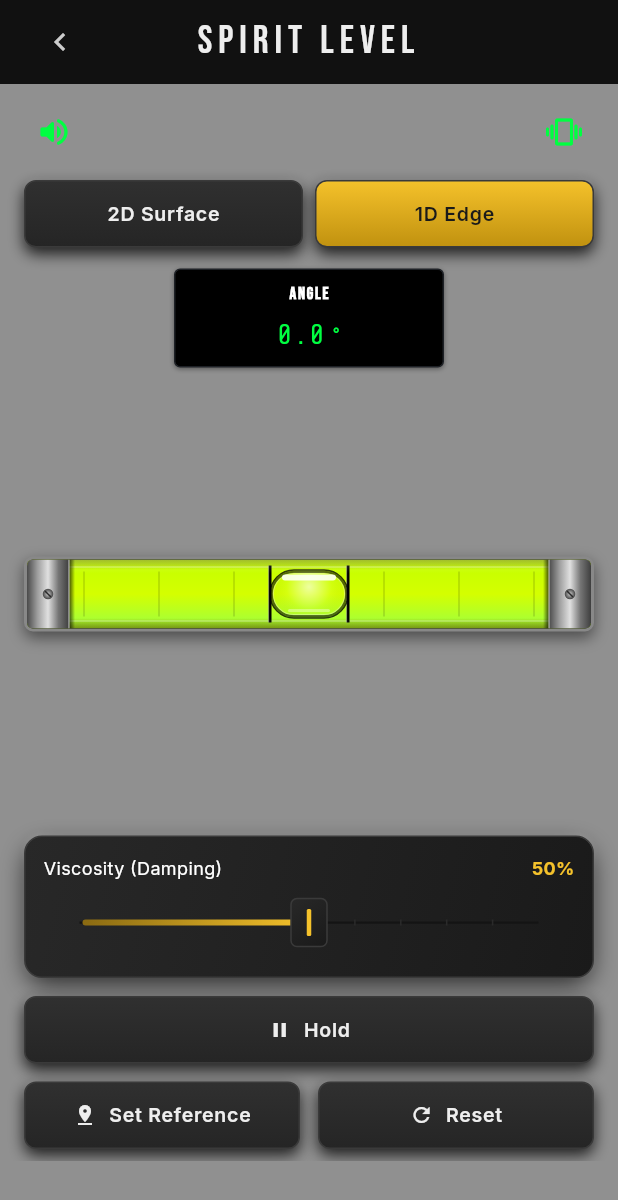
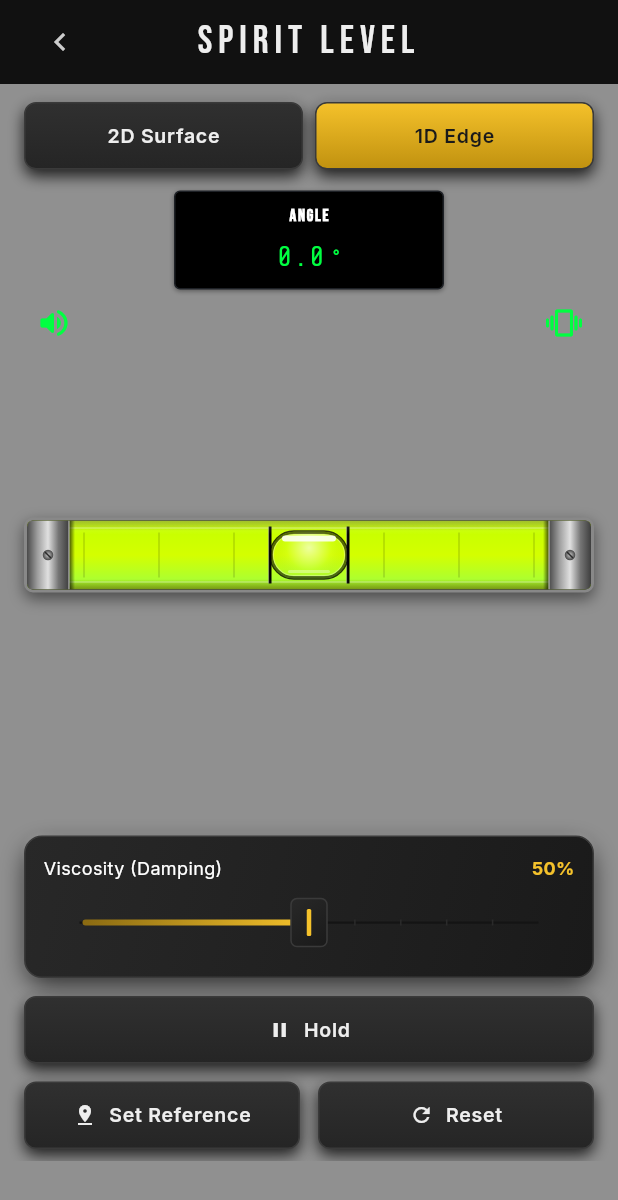
Before and after one commit to Abdallah-Labeb/Levo, a Flutter app: the SpiritLevelView screen opened directly, on a phone screen of 412 x 824 dp. Shown: the top 1200 px of the screen. Run offline on Flutter 3.47's test engine with Material 3 defaults, Android fonts, the phone set to English and light mode, and no system bars; our stand-ins replace audioplayers, camera, equatable, flutter_bloc, flutter_compass, flutter_svg and 11 more; missing offline and left inert: light, noise_meter; accounts and stored records are empty; network calls fail.

Commit message:
style: set inactive toggle colors to black, relocate spirit level toggles, convert light meter unit select to dropdown in dial, adjust protractor display box constraints

```diff
--- a/lib/core/widgets/led_display.dart
+++ b/lib/core/widgets/led_display.dart
@@ -13,6 +13,8 @@ class LedDisplay extends StatelessWidget {
     this.textStyle = AppTypography.kDisplayM,
     this.label,
     this.labelFontSize,
+    this.padding,
+    this.spacing = 6.0,
   });
 
   final String value;
@@ -21,6 +23,8 @@ class LedDisplay extends StatelessWidget {
   final TextStyle textStyle;
   final String? label;
   final double? labelFontSize;
+  final EdgeInsetsGeometry? padding;
+  final double spacing;
 
   @override
   Widget build(BuildContext context) {
@@ -30,7 +34,7 @@ class LedDisplay extends StatelessWidget {
         : AppColors.kDisplayGreen;
 
     return Container(
-      padding: const EdgeInsets.symmetric(
+      padding: padding ?? const EdgeInsets.symmetric(
         horizontal: AppDimensions.paddingS,
         vertical: AppDimensions.paddingS,
       ),
@@ -69,7 +73,7 @@ class LedDisplay extends StatelessWidget {
                 overflow: TextOverflow.ellipsis,
               ),
             ),
-            const SizedBox(height: 6.0),
+            SizedBox(height: spacing),
           ],
           FittedBox(
             fit: BoxFit.scaleDown,
--- a/lib/features/metal_detector/view/metal_detector_screen.dart
+++ b/lib/features/metal_detector/view/metal_detector_screen.dart
@@ -337,7 +337,7 @@ class _IconToggleSmall extends StatelessWidget {
         padding: const EdgeInsets.all(8.0),
         child: Icon(
           isActive ? iconOn : iconOff,
-          color: isActive ? AppColors.kDisplayGreen : Colors.white24,
+          color: isActive ? AppColors.kDisplayGreen : Colors.black,
           size: 24.0,
         ),
       ),
--- a/lib/features/protractor/view/protractor_screen.dart
+++ b/lib/features/protractor/view/protractor_screen.dart
@@ -134,6 +134,11 @@ class _ProtractorViewState extends State<ProtractorView> {
                                 value: _formatAngle(context, state.measuredAngle),
                                 label: l10n.protractorLabelAngle,
                                 textStyle: AppTypography.kDisplayM,
+                                padding: const EdgeInsets.symmetric(
+                                  vertical: 4.0,
+                                  horizontal: 8.0,
+                                ),
+                                spacing: 2.0,
                               ),
                             ),
                           ),
--- a/lib/features/spirit_level/view/spirit_level_screen.dart
+++ b/lib/features/spirit_level/view/spirit_level_screen.dart
@@ -135,31 +135,6 @@ class _SpiritLevelViewState extends State<SpiritLevelView> with WidgetsBindingOb
                 children: [
                   const SizedBox(height: AppDimensions.space12),
 
-                  // Sound and Vibration toggles
-                  Padding(
-                    padding: const EdgeInsets.symmetric(
-                      horizontal: AppDimensions.paddingL,
-                    ),
-                    child: Row(
-                      mainAxisAlignment: MainAxisAlignment.spaceBetween,
-                      children: [
-                        _IconToggleSmall(
-                          isActive: state.soundOn,
-                          onTap: () => cubit.toggleSound(!state.soundOn),
-                          iconOn: Icons.volume_up_rounded,
-                          iconOff: Icons.volume_off_rounded,
-                        ),
-                        _IconToggleSmall(
-                          isActive: state.hapticOn,
-                          onTap: () => cubit.toggleHaptic(!state.hapticOn),
-                          iconOn: Icons.vibration_rounded,
-                          iconOff: Icons.phone_android_outlined,
-                        ),
-                      ],
-                    ),
-                  ),
-                  const SizedBox(height: AppDimensions.space12),
-
                    // 1. Sub-mode Segmented control selectors (2D surface, 1D edge)
                   Padding(
                     padding: const EdgeInsets.symmetric(
@@ -280,7 +255,33 @@ class _SpiritLevelViewState extends State<SpiritLevelView> with WidgetsBindingOb
                     ),
 
                   // 4. Physical Bubble Tube Visualizer Component
-                  Expanded(child: visualizer),
+                  Expanded(
+                    child: Stack(
+                      children: [
+                        visualizer,
+                        Positioned(
+                          top: 0,
+                          left: AppDimensions.paddingL,
+                          child: _IconToggleSmall(
+                            isActive: state.soundOn,
+                            onTap: () => cubit.toggleSound(!state.soundOn),
+                            iconOn: Icons.volume_up_rounded,
+                            iconOff: Icons.volume_off_rounded,
+                          ),
+                        ),
+                        Positioned(
+                          top: 0,
+                          right: AppDimensions.paddingL,
+                          child: _IconToggleSmall(
+                            isActive: state.hapticOn,
+                            onTap: () => cubit.toggleHaptic(!state.hapticOn),
+                            iconOn: Icons.vibration_rounded,
+                            iconOff: Icons.phone_android_outlined,
+                          ),
+                        ),
+                      ],
+                    ),
+                  ),
 
                   const SizedBox(height: AppDimensions.space12),
 
@@ -379,7 +380,7 @@ class _IconToggleSmall extends StatelessWidget {
         padding: const EdgeInsets.all(8.0),
         child: Icon(
           isActive ? iconOn : iconOff,
-          color: isActive ? AppColors.kDisplayGreen : Colors.white24,
+          color: isActive ? AppColors.kDisplayGreen : Colors.black,
           size: 24.0,
         ),
       ),
```
Also changed, not shown: lib/features/light_meter/view/light_meter_screen.dart (+75 -44 lines), lib/l10n/generated/app_localizations_ar.dart.
